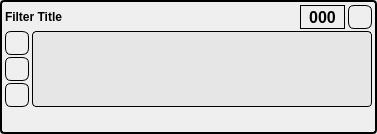
First picture: the form in resources/ui/ICFilterUI.ui, repository brunoabud/ic, before the edit.
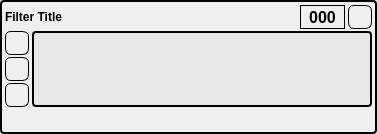
Second picture: the form after the edit. Icons and pictures are not drawn.

Commit message: updated FrameSub plugin

Diff of the .ui file:
```diff
--- a/resources/ui/ICFilterUI.ui
+++ b/resources/ui/ICFilterUI.ui
@@ -282,29 +282,43 @@
     </widget>
    </item>
    <item row="2" column="1" rowspan="3" colspan="5">
-    <widget class="QFrame" name="frm_parameters">
+    <widget class="QFrame" name="frm_parameters_back">
      <property name="frameShape">
       <enum>QFrame::Panel</enum>
      </property>
      <property name="frameShadow">
       <enum>QFrame::Sunken</enum>
      </property>
-     <layout class="QGridLayout" name="gridLayout_9">
-      <property name="leftMargin">
-       <number>3</number>
-      </property>
-      <property name="topMargin">
-       <number>0</number>
-      </property>
-      <property name="rightMargin">
-       <number>3</number>
-      </property>
-      <property name="bottomMargin">
+     <layout class="QGridLayout" name="gridLayout_3">
+      <property name="margin">
        <number>0</number>
       </property>
       <property name="spacing">
        <number>0</number>
       </property>
+      <item row="0" column="0">
+       <widget class="QFrame" name="frm_parameters">
+        <property name="styleSheet">
+         <string notr="true">QFrame {
+border: none;
+}</string>
+        </property>
+        <property name="frameShape">
+         <enum>QFrame::NoFrame</enum>
+        </property>
+        <property name="frameShadow">
+         <enum>QFrame::Sunken</enum>
+        </property>
+        <layout class="QGridLayout" name="gridLayout_2">
+         <property name="margin">
+          <number>3</number>
+         </property>
+         <property name="spacing">
+          <number>2</number>
+         </property>
+        </layout>
+       </widget>
+      </item>
      </layout>
     </widget>
    </item>
```
Left out of the diff: 8 changed lines with no effect on the pictures. The commit also changes 19 other files.
